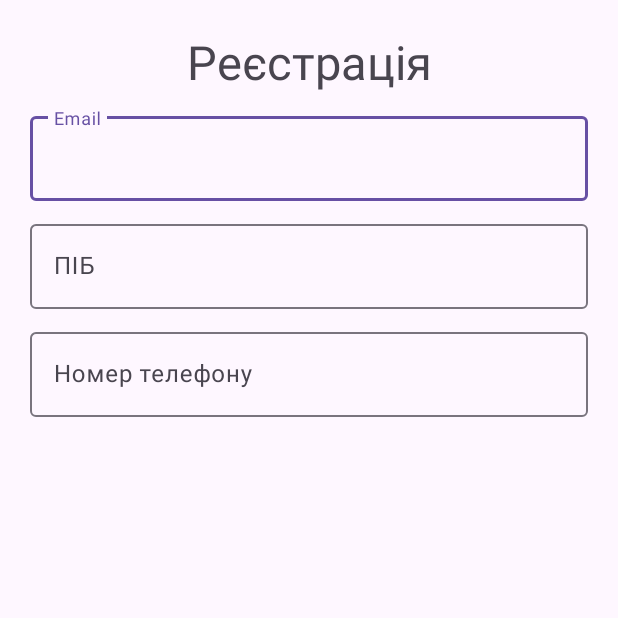
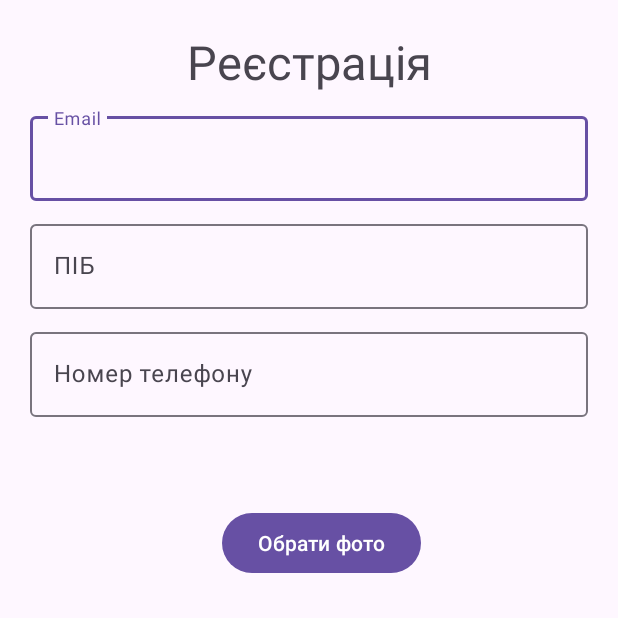
Before and after one commit to Light2Night/LiteAndroidApp, an Android app: the screen it shows after launch (MainActivity), on a phone screen of 412 x 824 dp, the top half of it. Run offline under Robolectric (Android 15) with nearby library versions, the phone set to English and light mode, and no system bars; pictures from the network do not load.

Commit message:
Added image selection field

```diff
--- a/app/build.gradle.kts
+++ b/app/build.gradle.kts
@@ -40,4 +40,8 @@ dependencies {
     testImplementation(libs.junit)
     androidTestImplementation(libs.ext.junit)
     androidTestImplementation(libs.espresso.core)
+
+    // https://mvnrepository.com/artifact/com.github.bumptech.glide/glide
+    implementation("com.github.bumptech.glide:glide:4.16.0")
+    annotationProcessor("com.github.bumptech.glide:compiler:4.16.0")
 }
--- a/app/src/main/AndroidManifest.xml
+++ b/app/src/main/AndroidManifest.xml
@@ -1,6 +1,8 @@
 <?xml version="1.0" encoding="utf-8"?>
 <manifest xmlns:android="http://schemas.android.com/apk/res/android"
     xmlns:tools="http://schemas.android.com/tools">
+
+    <uses-permission android:name="android.permission.INTERNET" />
 
     <application
         android:allowBackup="true"
--- a/app/src/main/java/com/it/liteapp/MainActivity.java
+++ b/app/src/main/java/com/it/liteapp/MainActivity.java
@@ -7,6 +7,11 @@ import androidx.appcompat.app.AppCompatActivity;
 import androidx.core.graphics.Insets;
 import androidx.core.view.ViewCompat;
 import androidx.core.view.WindowInsetsCompat;
+
+import android.widget.ImageView;
+
+import com.bumptech.glide.Glide;
+import com.bumptech.glide.request.RequestOptions;
 
 public class MainActivity extends AppCompatActivity {
 
@@ -20,5 +25,12 @@ public class MainActivity extends AppCompatActivity {
             v.setPadding(systemBars.left, systemBars.top, systemBars.right, systemBars.bottom);
             return insets;
         });
+
+        ImageView imageView = (ImageView) findViewById(R.id.image);
+
+        Glide.with(this)
+                .load("https://uxwing.com/wp-content/themes/uxwing/download/peoples-avatars/corporate-user-icon.png")
+                .apply(new RequestOptions().override(400))
+                .into(imageView);
     }
 }
--- a/app/src/main/res/layout/activity_main.xml
+++ b/app/src/main/res/layout/activity_main.xml
@@ -61,4 +61,25 @@
             android:layout_height="wrap_content" />
 
     </com.google.android.material.textfield.TextInputLayout>
+
+    <ImageView
+        android:id="@+id/image"
+        android:layout_width="wrap_content"
+        android:layout_height="wrap_content"
+        android:layout_marginStart="16dp"
+        android:layout_marginTop="32dp"
+        app:layout_constraintStart_toStartOf="parent"
+        app:layout_constraintTop_toBottomOf="@+id/phone"
+        tools:srcCompat="@tools:sample/avatars" />
+
+    <Button
+        android:id="@+id/button"
+        android:layout_width="wrap_content"
+        android:layout_height="wrap_content"
+        android:layout_marginTop="60dp"
+        android:text="@string/selectImage"
+        app:layout_constraintEnd_toEndOf="parent"
+        app:layout_constraintStart_toEndOf="@+id/image"
+        app:layout_constraintTop_toBottomOf="@+id/phone" />
+
 </androidx.constraintlayout.widget.ConstraintLayout>
--- a/app/src/main/res/values/strings.xml
+++ b/app/src/main/res/values/strings.xml
@@ -4,4 +4,5 @@
     <string name="email">Email</string>
     <string name="fullName">ПІБ</string>
     <string name="phone">Номер телефону</string>
+    <string name="selectImage">Обрати фото</string>
 </resources>
```
